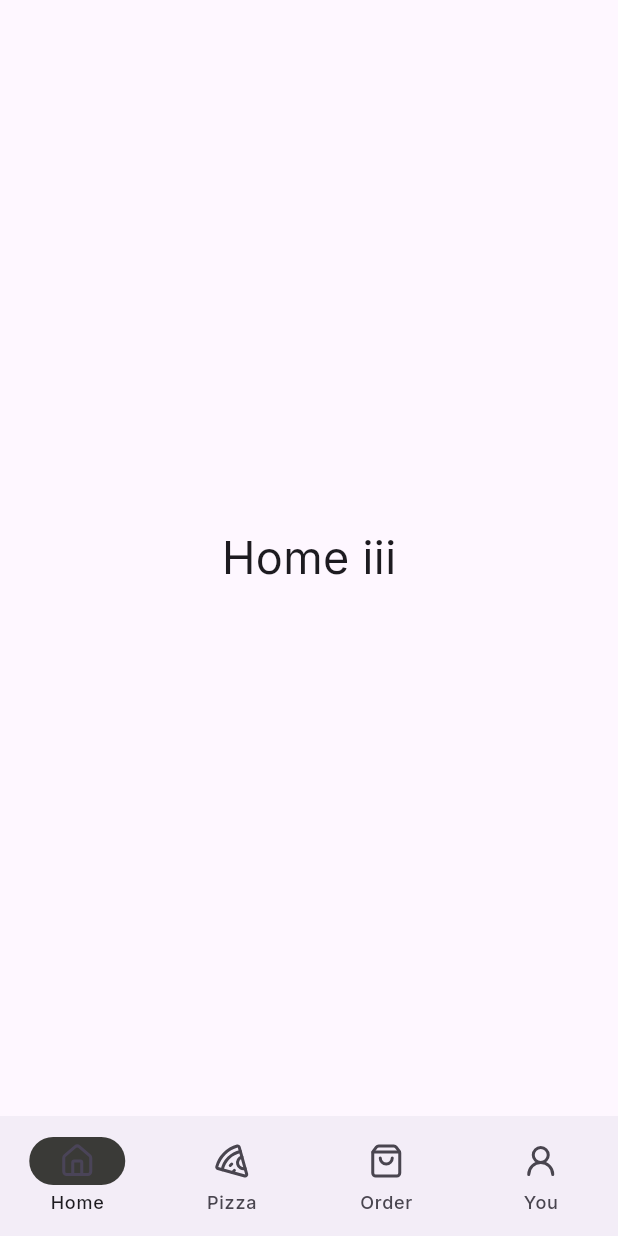
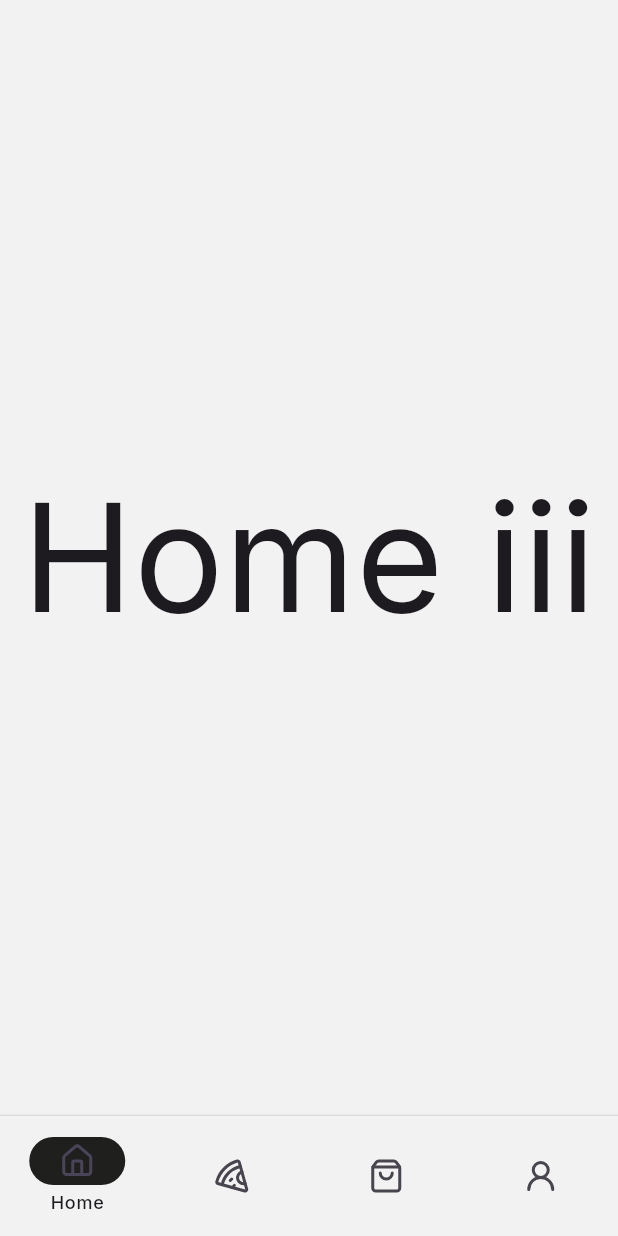
Before and after one commit to Jinlei2000/pizza-ar-flutter-2023, a Flutter app: the screen it shows after launch, on a phone screen of 412 x 824 dp. Run offline on Flutter 3.47's test engine with Material 3 defaults, Android fonts, the phone set to English and light mode, and no system bars; our stand-ins replace google_fonts, lucide_icons.

Commit message:
feat: make own colors

```diff
--- a/lib/main.dart
+++ b/lib/main.dart
@@ -1,6 +1,8 @@
 import 'package:flutter/material.dart';
 import 'package:lucide_icons/lucide_icons.dart';
 import 'package:google_fonts/google_fonts.dart';
+
+import 'theme/colors.dart';
 
 void main() {
   runApp(const MyApp());
@@ -15,17 +17,13 @@ class MyApp extends StatelessWidget {
       // Hide debug banner
       debugShowCheckedModeBanner: false,
       home: const BottomNavigation(),
-      // // #FCFDFD
-      // backgroundColor: Color(0xFFE5E5E5),
-      theme: _buildTheme(Brightness.light),
-    );
-  }
 
-  ThemeData _buildTheme(brightness) {
-    var baseTheme = ThemeData(brightness: brightness);
-
-    return baseTheme.copyWith(
-      textTheme: GoogleFonts.interTextTheme(baseTheme.textTheme),
+      theme: ThemeData(
+        useMaterial3: true,
+        brightness: Brightness.light,
+        // Default font (Inter)
+        fontFamily: GoogleFonts.inter().fontFamily,
+      ),
     );
   }
 }
@@ -51,15 +49,26 @@ class _BottomNavigationState extends State<BottomNavigation> {
   @override
   Widget build(BuildContext context) {
     return Scaffold(
-      bottomNavigationBar: NavigationBar(
+      bottomNavigationBar: Container(
+        decoration: const BoxDecoration(
+          border: Border(
+            top: BorderSide(
+              color: MyColors.gray200,
+              width: 1.0,
+            ),
+          ),
+        ),
+        child: NavigationBar(
           onDestinationSelected: (int index) {
             setState(() {
               currentPageIndex = index;
             });
           },
-        // #3A3A37
-        indicatorColor: const Color(0xFF3A3A37),
+          indicatorColor: MyColors.button,
+          backgroundColor: MyColors.background,
+          elevation: 0,
           selectedIndex: currentPageIndex,
+          labelBehavior: NavigationDestinationLabelBehavior.onlyShowSelected,
           destinations: const <Widget>[
             NavigationDestination(
               icon: Icon(LucideIcons.home),
@@ -79,6 +88,7 @@ class _BottomNavigationState extends State<BottomNavigation> {
             ),
           ],
         ),
+      ),
       body: pages[currentPageIndex],
     );
   }
@@ -91,11 +101,12 @@ class HomePage extends StatelessWidget {
   @override
   Widget build(BuildContext context) {
     return const Scaffold(
+      backgroundColor: MyColors.background,
       body: Center(
         // Make font size bigger
         child: Text(
           'Home iii',
-          style: TextStyle(fontSize: 30),
+          style: TextStyle(fontSize: 100),
         ),
       ),
     );
--- /dev/null
+++ b/lib/theme/colors.dart
@@ -0,0 +1,25 @@
+import 'package:flutter/material.dart';
+
+class MyColors {
+  static const Color green = Color(0xFF20C63F); // 20C63F
+  static const Color red = Color(0xFFE52B00); // E52B00
+  static const Color yellow = Color(0xFFF0B100); // F0B100
+
+  // Gray Scale
+  static const Color gray50 = Color(0xFFF2F2F2); // FCFDFD
+  static const Color gray100 = Color(0xFFFCFDFD); // F2F2F2
+  static const Color gray200 = Color(0xFFDDDDDD); // DDDDDD
+  static const Color gray300 = Color(0xFFC9C9C9); // C9C9C9
+  static const Color gray400 = Color(0xFFB4B4B4); // B4B4B4
+  static const Color gray500 = Color(0xFFA0A0A0); // A0A0A0
+  static const Color gray600 = Color(0xFF8C8C8C); // 8C8C8C
+  static const Color gray700 = Color(0xFF777777); // 777777
+  static const Color gray800 = Color(0xFF636361); // 636361
+  static const Color gray850 = Color(0xFF4E4E4C); // 4E4E4C
+  static const Color gray900 = Color(0xFF3A3A37); // 3A3A37
+  static const Color gray950 = Color(0xFF1F1F1E); // 1F1F1E
+
+  // Background Colors
+  static const Color background = gray50;
+  static const Color button = gray950;
+}
```
Lines whose indentation alone changed are shown as unchanged.
